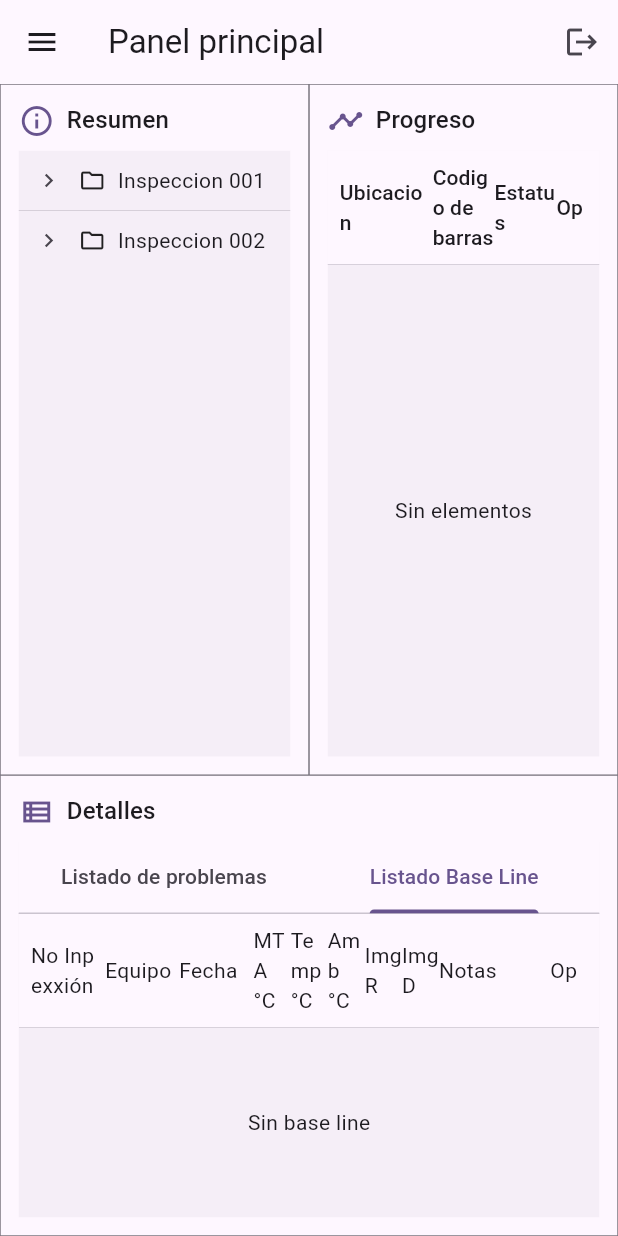
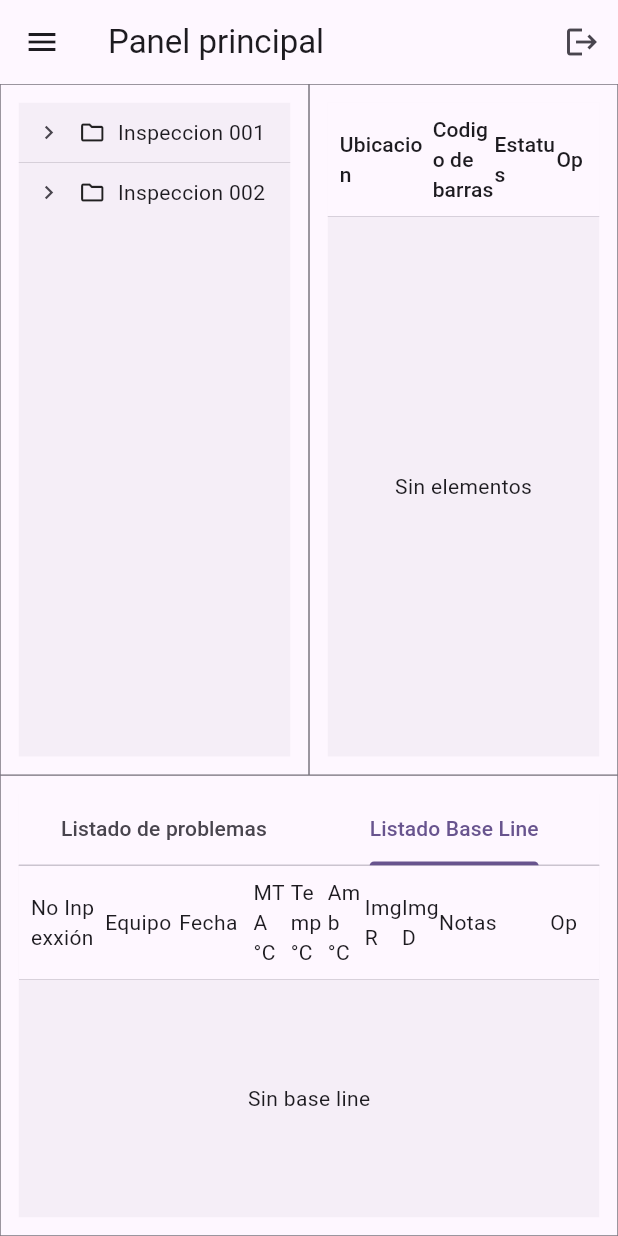
Before and after one commit to PedroGlz/etic_mobile, a Flutter app: the HomeScreen screen opened by its route, tab 2 chosen, on a phone screen of 412 x 824 dp. Run offline on Flutter 3.47's test engine with Material 3 defaults, Android fonts, the phone set to English and light mode, and no system bars.

Commit message:
Se quitan titulos de los paneles para que los elementos del tree y las tablas ocupen todo el espacio disponible

```diff
--- a/lib/features/home/presentation/home_screen.dart
+++ b/lib/features/home/presentation/home_screen.dart
@@ -521,25 +521,11 @@ class _CellPanel extends StatelessWidget {
       ),
       child: Padding(
         padding: const EdgeInsets.all(12),
-        child: Column(
-          crossAxisAlignment: CrossAxisAlignment.start,
-          children: [
-            Row(
-              children: [
-                Icon(icon, color: Theme.of(context).colorScheme.primary),
-                const SizedBox(width: 8),
-                Text(title, style: Theme.of(context).textTheme.titleMedium),
-              ],
-            ),
-            const SizedBox(height: 8),
-            Expanded(
-              child: Container(
-                width: double.infinity,
-                color: Theme.of(context).colorScheme.surfaceVariant.withOpacity(0.4),
-                child: child ?? const SizedBox.shrink(),
-              ),
-            ),
-          ],
+        child: Container(
+          width: double.infinity,
+          height: double.infinity,
+          color: Theme.of(context).colorScheme.surfaceVariant.withOpacity(0.4),
+          child: child ?? const SizedBox.shrink(),
         ),
       ),
     );
```
